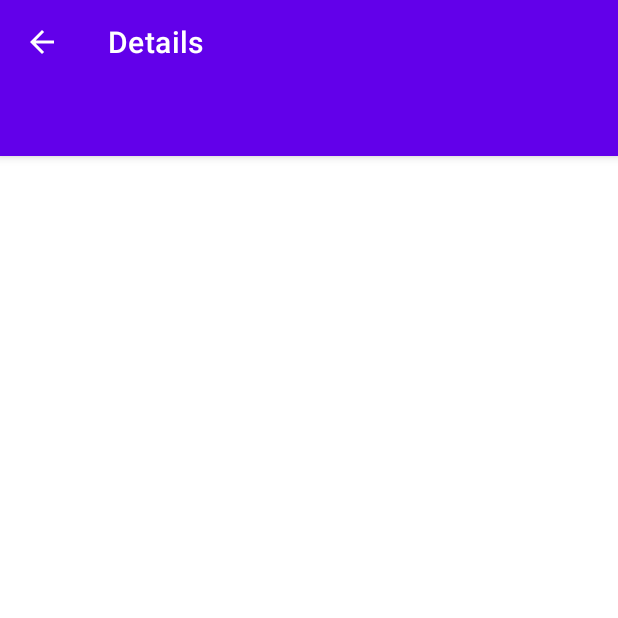
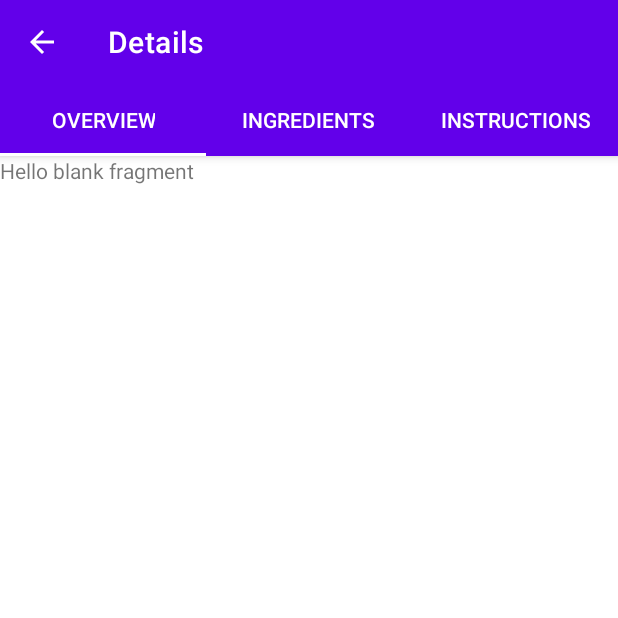
Before and after one commit to ozancanguz/MVVMRecipesApp, an Android app: the DetailsActivity screen opened directly, with no data from a screen before it, on a phone screen of 412 x 824 dp, the top half of it. Run offline under Robolectric (Android 15) with nearby library versions, the phone set to English and light mode, and no system bars; 2 statements that could not run were skipped.

Commit message:
-pageradapter created -in detailsActivity we showed the viewpager

```diff
--- /dev/null
+++ b/app/src/main/java/com/ozancanguz/mvvmrecipesapp/Adapters/PagerAdapter.kt
@@ -0,0 +1,27 @@
+package com.ozancanguz.mvvmrecipesapp.Adapters
+
+import android.os.Bundle
+import androidx.fragment.app.Fragment
+import androidx.fragment.app.FragmentManager
+import androidx.fragment.app.FragmentPagerAdapter
+
+class PagerAdapter(
+    private val resultBundle: Bundle,
+    private val fragments: ArrayList<Fragment>,
+    private val title: ArrayList<String>,
+    fm: FragmentManager
+): FragmentPagerAdapter(fm, BEHAVIOR_RESUME_ONLY_CURRENT_FRAGMENT) {
+
+    override fun getCount(): Int {
+        return fragments.size
+    }
+
+    override fun getItem(position: Int): Fragment {
+        fragments[position].arguments = resultBundle
+        return fragments[position]
+    }
+
+    override fun getPageTitle(position: Int): CharSequence? {
+        return title[position]
+    }
+}
--- a/app/src/main/java/com/ozancanguz/mvvmrecipesapp/ui/DetailsActivity.kt
+++ b/app/src/main/java/com/ozancanguz/mvvmrecipesapp/ui/DetailsActivity.kt
@@ -4,10 +4,18 @@ import androidx.appcompat.app.AppCompatActivity
 import android.os.Bundle
 import android.view.MenuItem
 import androidx.core.content.ContextCompat
+import androidx.fragment.app.Fragment
+import androidx.navigation.navArgs
+import com.ozancanguz.mvvmrecipesapp.Adapters.PagerAdapter
 import com.ozancanguz.mvvmrecipesapp.R
+import com.ozancanguz.mvvmrecipesapp.ui.fragments.ingredientsFragment.IngredientsFragment
+import com.ozancanguz.mvvmrecipesapp.ui.fragments.instructionsFragment.InstructionsFragment
+import com.ozancanguz.mvvmrecipesapp.ui.fragments.overviewFragment.OverviewFragment
 import kotlinx.android.synthetic.main.activity_details.*
 
 class DetailsActivity : AppCompatActivity() {
+    private val args by navArgs<DetailsActivityArgs>()
+
     override fun onCreate(savedInstanceState: Bundle?) {
         super.onCreate(savedInstanceState)
         setContentView(R.layout.activity_details)
@@ -15,6 +23,30 @@ class DetailsActivity : AppCompatActivity() {
         setSupportActionBar(toolbar)
         toolbar.setTitleTextColor(ContextCompat.getColor(this, R.color.white))
         supportActionBar?.setDisplayHomeAsUpEnabled(true)
+
+       val fragments=ArrayList<Fragment>()
+        fragments.add(OverviewFragment())
+        fragments.add(IngredientsFragment())
+        fragments.add(InstructionsFragment())
+
+        val titles=ArrayList<String>()
+        titles.add("Overview")
+        titles.add("Ingredients")
+        titles.add("Instructions")
+
+
+        val resultBundle=Bundle()
+        resultBundle.putParcelable("recipeBundle", args.result)
+
+        val adapter=PagerAdapter(
+            resultBundle,
+            fragments,
+            titles,
+            supportFragmentManager
+
+        )
+        viewPager.adapter=adapter
+        tabLayout.setupWithViewPager(viewPager)
 
 
     }
--- a/app/src/main/res/layout/fragment_ingredients.xml
+++ b/app/src/main/res/layout/fragment_ingredients.xml
@@ -5,10 +5,6 @@
     android:layout_height="match_parent"
     tools:context=".ui.fragments.ingredientsFragment.IngredientsFragment">
 
-    <!-- TODO: Update blank fragment layout -->
-    <TextView
-        android:layout_width="match_parent"
-        android:layout_height="match_parent"
-        android:text="@string/hello_blank_fragment" />
+
 
 </FrameLayout>
```
